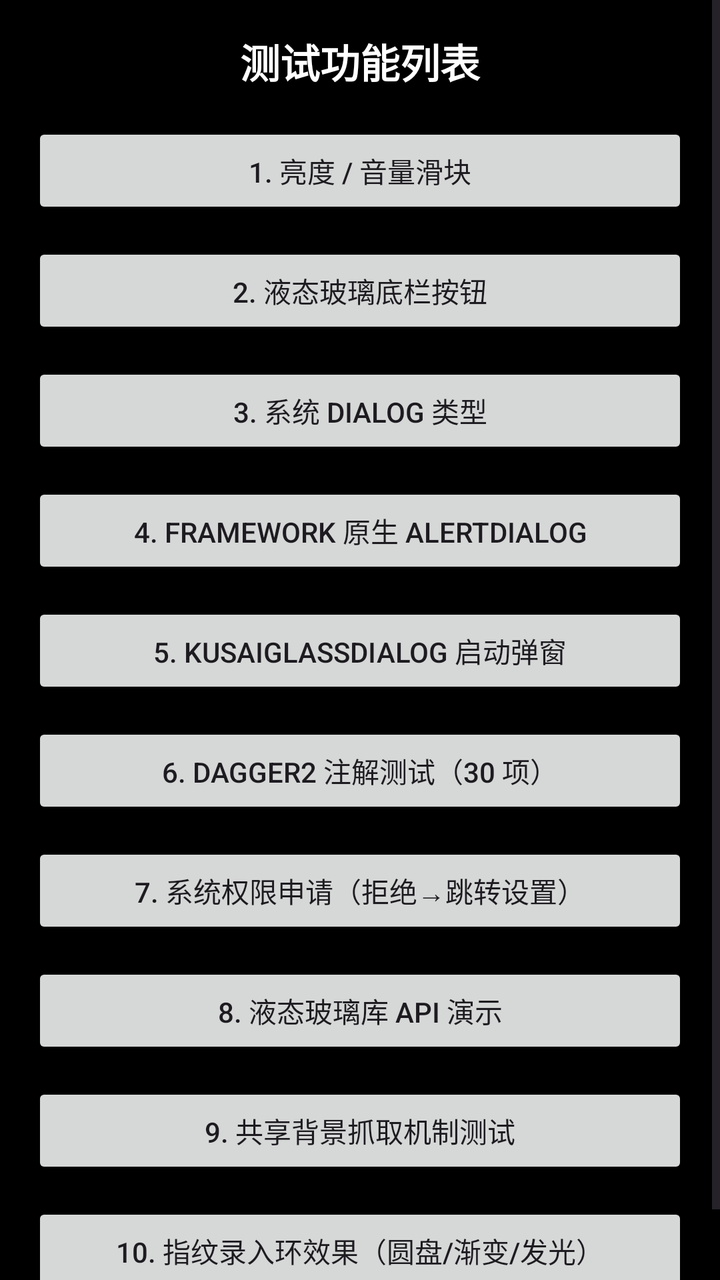
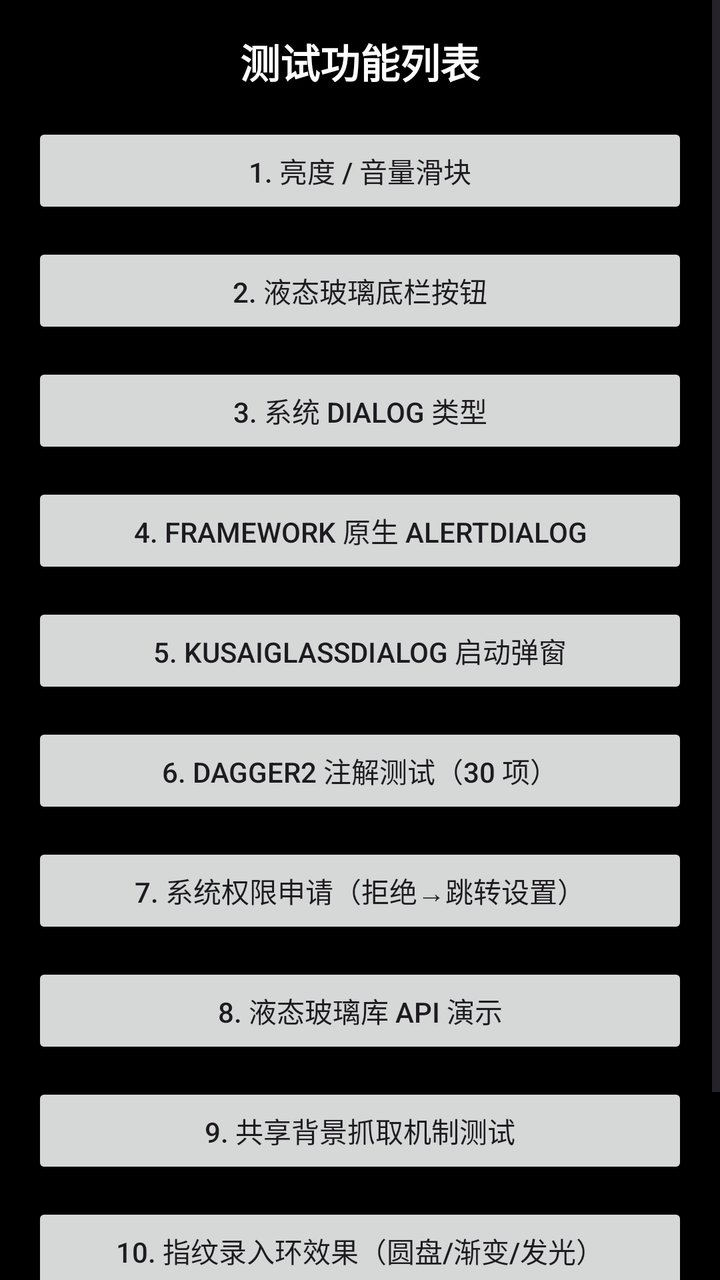

Before-and-after screenshots of an Android layout around one commit, followed by the original layout XML and the change that was made.
<!-- AndroidManifest.xml: application theme Theme.TestDemo -->
<!-- res/layout/activity_test_list.xml -->
<?xml version="1.0" encoding="utf-8"?>
<ScrollView xmlns:android="http://schemas.android.com/apk/res/android"
    android:id="@+id/test_list_root"
    android:layout_width="match_parent"
    android:layout_height="match_parent"
    android:background="#FF000000"
    android:fillViewport="true">

    <LinearLayout
        android:layout_width="match_parent"
        android:layout_height="wrap_content"
        android:orientation="vertical"
        android:padding="16dp">

        <TextView
            android:layout_width="match_parent"
            android:layout_height="wrap_content"
            android:layout_marginBottom="16dp"
            android:gravity="center"
            android:text="测试功能列表"
            android:textColor="#FFFFFFFF"
            android:textSize="20sp"
            android:textStyle="bold" />

        <Button
            android:id="@+id/btn_main"
            android:layout_width="match_parent"
            android:layout_height="wrap_content"
            android:layout_marginBottom="12dp"
            android:text="1. 亮度 / 音量滑块" />

        <Button
            android:id="@+id/btn_glass_footer"
            android:layout_width="match_parent"
            android:layout_height="wrap_content"
            android:layout_marginBottom="12dp"
            android:text="2. 液态玻璃底栏按钮" />

        <Button
            android:id="@+id/btn_system_dialog"
            android:layout_width="match_parent"
            android:layout_height="wrap_content"
            android:layout_marginBottom="12dp"
            android:text="3. 系统 Dialog 类型" />

        <Button
            android:id="@+id/btn_framework_dialog"
            android:layout_width="match_parent"
            android:layout_height="wrap_content"
            android:layout_marginBottom="12dp"
            android:text="4. Framework 原生 AlertDialog" />

        <Button
            android:id="@+id/btn_glass_dialog_launch"
            android:layout_width="match_parent"
            android:layout_height="wrap_content"
            android:layout_marginBottom="12dp"
            android:text="5. KusaiGlassDialog 启动弹窗" />

        <Button
            android:id="@+id/btn_dagger_annotation"
            android:layout_width="match_parent"
            android:layout_height="wrap_content"
            android:layout_marginBottom="12dp"
            android:text="6. Dagger2 注解测试（30 项）" />

        <Button
            android:id="@+id/btn_permission_demo"
            android:layout_width="match_parent"
            android:layout_height="wrap_content"
            android:layout_marginBottom="12dp"
            android:text="7. 系统权限申请（拒绝→跳转设置）" />

        
        <Button
            android:id="@+id/btn_liquid_glass"
            android:layout_width="match_parent"
            android:layout_height="wrap_content"
            android:layout_marginBottom="12dp"
            android:text="8. 液态玻璃库 API 演示" />

        <Button
            android:id="@+id/btn_glass_share_test"
            android:layout_width="match_parent"
            android:layout_height="wrap_content"
            android:layout_marginBottom="12dp"
            android:text="9. 共享背景抓取机制测试" />
        

        
        <Button
            android:id="@+id/btn_fingerprint_demo"
            android:layout_width="match_parent"
            android:layout_height="wrap_content"
            android:layout_marginBottom="12dp"
            android:text="10. 指纹录入环效果（圆盘/渐变/发光）" />
        

    </LinearLayout>
</ScrollView>
<!-- resources referenced by this layout -->
<resources>
  <style name="Theme.TestDemo" parent="Base.Theme.TestDemo" />
  <style name="Base.Theme.TestDemo" parent="Theme.Material3.DayNight.NoActionBar">
          
          
          
          <item name="android:alertDialogTheme">@android:style/Theme.DeviceDefault.Light.Dialog.Alert</item>
      </style>
</resources>

<!-- the commit's change to res/layout/activity_test_list.xml (unified diff, before → after) -->
@@ -96,5 +96,14 @@
             android:text="10. 指纹录入环效果（圆盘/渐变/发光）" />
         
 
+        
+        <Button
+            android:id="@+id/btn_fingerprint_manage"
+            android:layout_width="match_parent"
+            android:layout_height="wrap_content"
+            android:layout_marginBottom="12dp"
+            android:text="11. 指纹管理页（Fingerprint Management）" />
+        
+
     </LinearLayout>
 </ScrollView>
